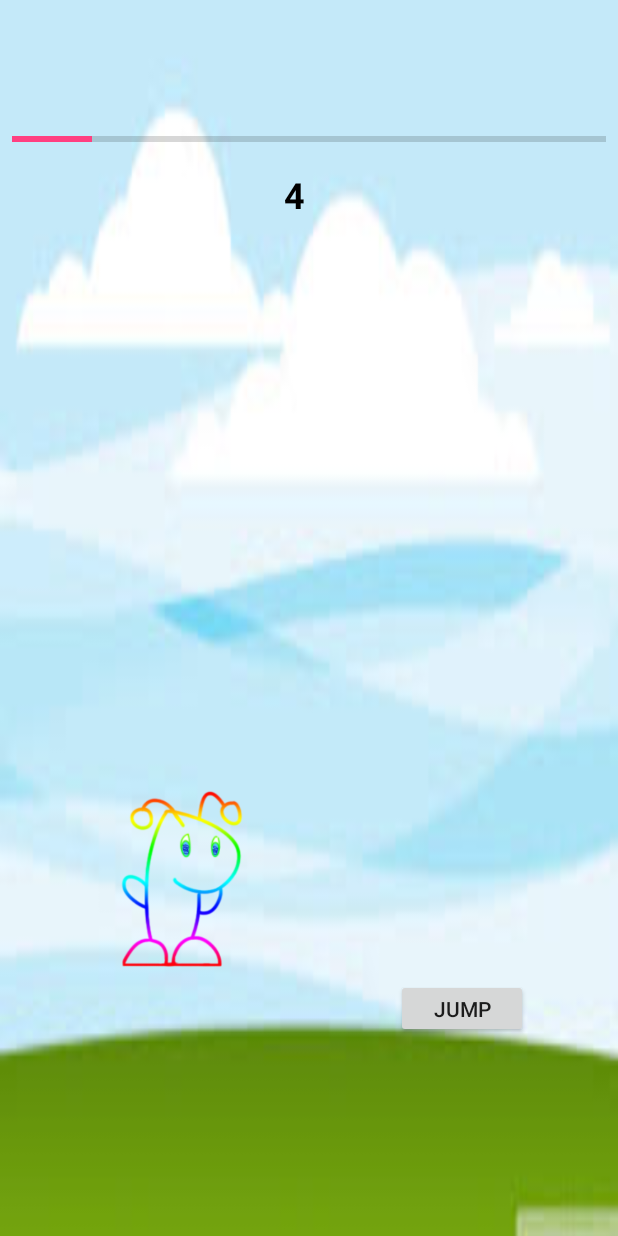
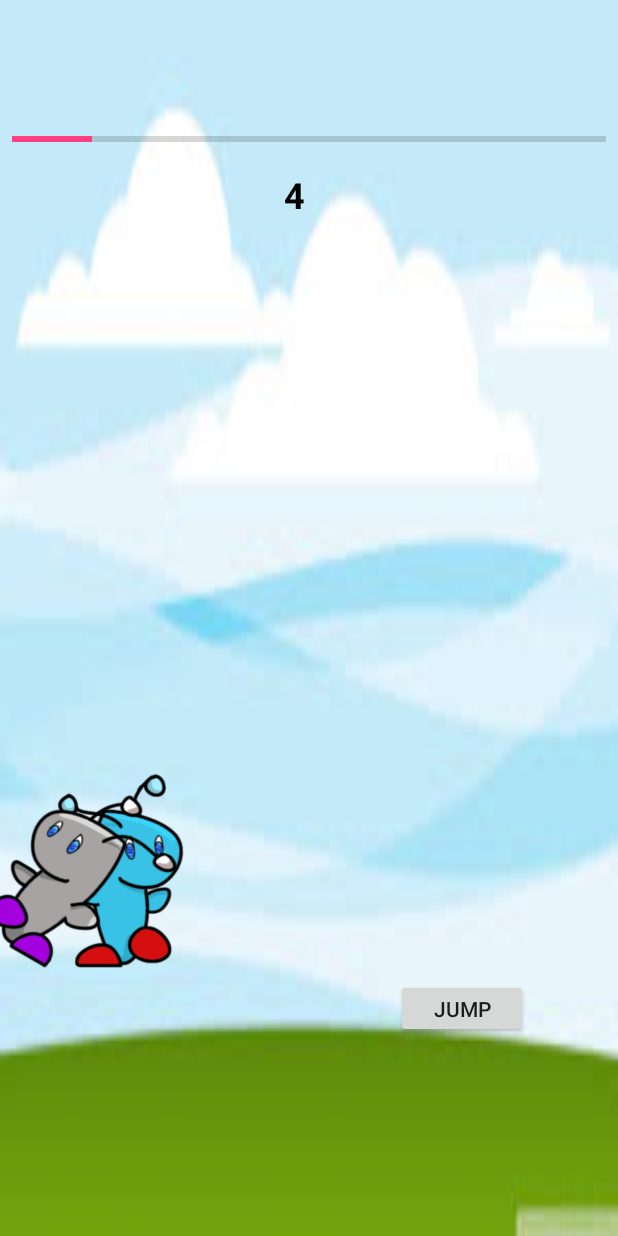
Before and after one commit to DevonTrammell/Foogles, an Android app: the foogle_hop screen opened directly, with no data from a screen before it, after a tap on "JUMP", on a phone screen of 412 x 824 dp. Run offline under Robolectric (Android 15) with nearby library versions, the phone set to English and light mode, and no system bars; 1 other tap on this screen came first.

Commit message:
Foogle hop now throws foogles at player. Player jumping time changed. No collision detection yet

```diff
--- a/Foogles/app/src/main/java/fooglesinc/foogles/foogle_hop.java
+++ b/Foogles/app/src/main/java/fooglesinc/foogles/foogle_hop.java
@@ -53,29 +53,116 @@ public class foogle_hop extends AppCompatActivity {
     }
 
 
+
+    public void makeThrow(TimeInterpolator timeInterpolator)
+    {
+        ImageView thrownFoogle = (ImageView) findViewById(R.id.flyingFoogle);
+        thrownFoogle.setVisibility(View.VISIBLE);
+
+        float distance = 1600;
+        float propertyStart = 0f;
+        float propertyEnd = -(distance - (float)thrownFoogle.getHeight()/2);
+
+        String propertyName = "translationX";
+
+        ObjectAnimator toss = ObjectAnimator.ofFloat(thrownFoogle,propertyName, propertyStart, propertyEnd);
+
+
+        toss.setDuration(1800);
+        //toss.setRepeatCount(1);
+        //toss.setRepeatMode(ObjectAnimator.REVERSE);
+        toss.setInterpolator(timeInterpolator);
+        toss.start();
+    }
+
+    public void tossFoogle(View view)
+    {
+        ImageView thrownFoogle = (ImageView) findViewById(R.id.flyingFoogle);
+        thrownFoogle.setVisibility(View.VISIBLE);
+
+        Random colorChoice = new Random();
+
+        int min = 1, max = 5;
+        int dangerColor = 0;
+
+        dangerColor = colorChoice.nextInt((max - min) + 1) + min;
+
+
+        switch(dangerColor)
+        {
+            case 1:
+                thrownFoogle.setImageResource(R.drawable.green_walk3);
+                break;
+            case 2:
+                thrownFoogle.setImageResource(R.drawable.mono_walk3);
+                break;
+            case 3:
+                thrownFoogle.setImageResource(R.drawable.mvp_walk3);
+                break;
+            case 4:
+                thrownFoogle.setImageResource(R.drawable.purple_walk3);
+                break;
+            case 5:
+                thrownFoogle.setImageResource(R.drawable.sonic_walk3);
+                break;
+            default:
+                thrownFoogle.setImageResource(R.drawable.green_walk3);
+        }
+
+        //thrownFoogle.setVisibility(View.VISIBLE);
+
+        new CountDownTimer(3000, 3000)
+        {
+
+            public void onTick(long millisUntilFinished)
+            {
+                final AccelerateDecelerateInterpolator accelerateDecelerateInterpolator = new AccelerateDecelerateInterpolator();
+
+                makeThrow(accelerateDecelerateInterpolator);
+            }
+
+            public void onFinish()
+            {
+                tossFoogle(null);
+            }
+        }.start();
+    }
+
+
     public void makeJump(TimeInterpolator timeInterpolator)
     {
 
-        ImageView foogle = (ImageView) findViewById(R.id.imageView10);
-        float height = 600;
+        ImageView foogle = (ImageView) findViewById(R.id.jumpingFoogle);
+
+        float height = 750;
         float propertyStart = 0f;
+        float propertyEnd = -(height - (float)foogle.getHeight()/2);
 
-        float propertyEnd = -(height - (float)foogle.getHeight()/2);
         String propertyName = "translationY";
+
         ObjectAnimator jump = ObjectAnimator.ofFloat(foogle,propertyName, propertyStart, propertyEnd);
 
-        jump.setDuration(750);
+        // foogle.setImageResource(R.drawable.sonic_walk3);
+
+        jump.setDuration(700);
         jump.setRepeatCount(1);
         jump.setRepeatMode(ObjectAnimator.REVERSE);
         jump.setInterpolator(timeInterpolator);
         jump.start();
 
+        //  foogle.setImageResource(R.drawable.sonic_walk3);
     }
+
 
     public void jumping(View view)
     {
 
+         ImageView foogle = (ImageView) findViewById(R.id.jumpingFoogle);
+
+
         Button jump = (Button) findViewById(R.id.jumpButton);
+
+
 
         jump.setOnClickListener(new View.OnClickListener()
         {
@@ -88,7 +175,9 @@ public class foogle_hop extends AppCompatActivity {
         });
 
 
-//      EXAMPLE CODE FROM         http://android-er.blogspot.com/2015/10/interpolator-effect-on-objectanimator.html
+
+
+//      EXAMPLE ANIMATION CODE FROM         http://android-er.blogspot.com/2015/10/interpolator-effect-on-objectanimator.html
 //
 //        Button btnAccelerateInterpolator = (Button)findViewById(R.id.bAccelerateInterpolator);
 //
@@ -114,7 +203,8 @@ public class foogle_hop extends AppCompatActivity {
 
         startButton.setVisibility(View.INVISIBLE);
 
-        ImageView startImage = (ImageView) findViewById(R.id.imageView10);
+        ImageView startImage = (ImageView) findViewById(R.id.jumpingFoogle);
+        ImageView thrownFoogle = (ImageView) findViewById(R.id.flyingFoogle);
 
 //        upClick(null); //begin on the top of the screen
 
@@ -138,7 +228,8 @@ public class foogle_hop extends AppCompatActivity {
         }.start();
 
         jumping(null);
-    //    rockStorm(null);
+        tossFoogle(null);
+
     }
 
 
--- a/Foogles/app/src/main/res/layout/activity_foogle_hop.xml
+++ b/Foogles/app/src/main/res/layout/activity_foogle_hop.xml
@@ -49,7 +49,7 @@
         tools:text="@string/Start" />
 
     <ImageView
-        android:id="@+id/imageView10"
+        android:id="@+id/jumpingFoogle"
         android:layout_width="148dp"
         android:layout_height="143dp"
         android:layout_marginBottom="8dp"
@@ -59,11 +59,11 @@
         android:rotationY="180"
         app:layout_constraintBottom_toBottomOf="parent"
         app:layout_constraintEnd_toEndOf="parent"
-        app:layout_constraintHorizontal_bias="0.145"
+        app:layout_constraintHorizontal_bias="0.0"
         app:layout_constraintStart_toStartOf="parent"
         app:layout_constraintTop_toTopOf="parent"
-        app:layout_constraintVertical_bias="0.761"
-        app:srcCompat="@drawable/walk_invisible1" />
+        app:layout_constraintVertical_bias="0.762"
+        app:srcCompat="@drawable/sonic_walk2" />
 
     <TextView
         android:id="@+id/textView5"
@@ -102,4 +102,22 @@
         app:layout_constraintTop_toTopOf="parent"
         app:layout_constraintVertical_bias="0.839" />
 
+    <ImageView
+        android:id="@+id/flyingFoogle"
+        android:layout_width="150dp"
+        android:layout_height="142dp"
+        android:layout_marginBottom="8dp"
+        android:layout_marginEnd="8dp"
+        android:layout_marginStart="204dp"
+        android:layout_marginTop="8dp"
+        android:rotation="30"
+        android:visibility="visible"
+        app:layout_constraintBottom_toBottomOf="parent"
+        app:layout_constraintEnd_toEndOf="parent"
+        app:layout_constraintHorizontal_bias="1.0"
+        app:layout_constraintStart_toStartOf="parent"
+        app:layout_constraintTop_toTopOf="parent"
+        app:layout_constraintVertical_bias="0.76"
+        app:srcCompat="@drawable/purple_walk3" />
+
 </android.support.constraint.ConstraintLayout>
```
